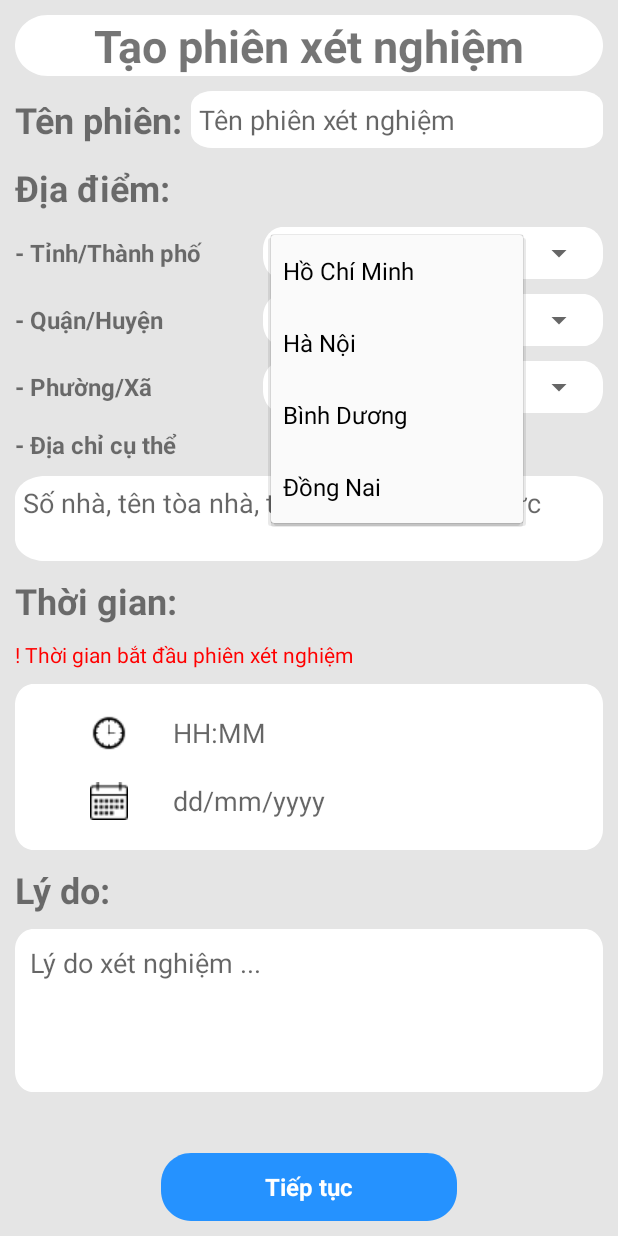
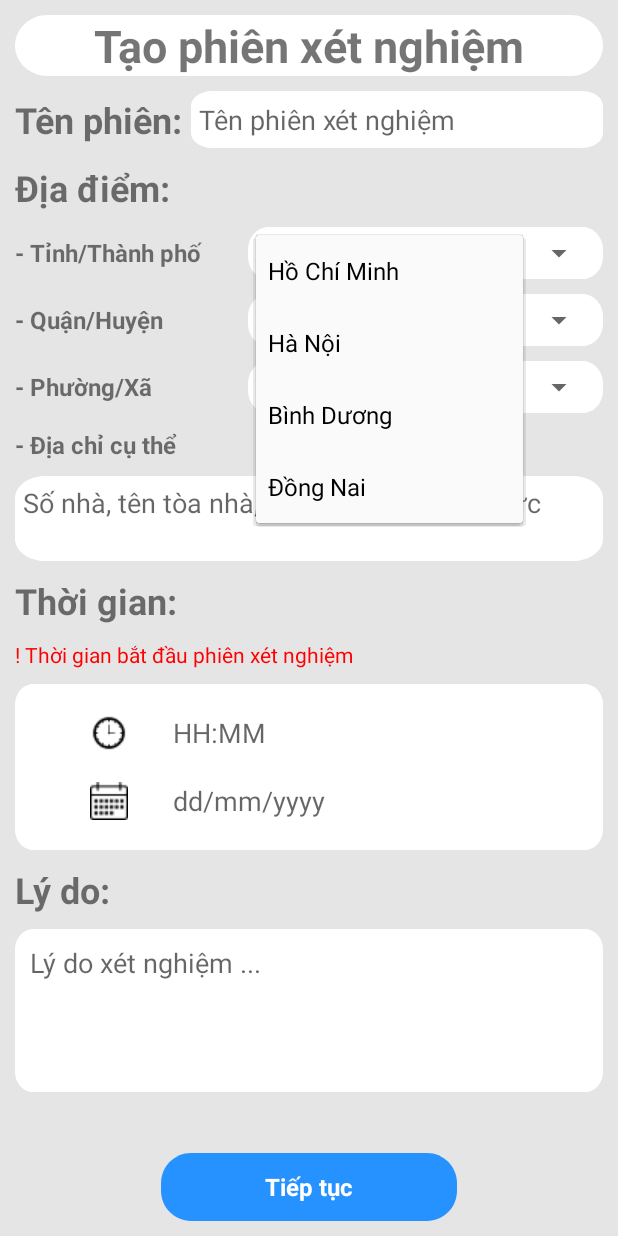
Before and after one commit to university-of-science-vnuhcmc/xncovid, an Android app: the CreateSessionActivity screen opened directly, with no data from a screen before it, after a tap on "Hồ Chí Minh", on a phone screen of 412 x 824 dp. Run offline under Robolectric (Android 15) with nearby library versions, the phone set to English and light mode, and no system bars.

Commit message:
cập nhật độ rộng địa chỉ

```diff
--- a/XNCovid/app/src/main/res/layout/activity_create_session.xml
+++ b/XNCovid/app/src/main/res/layout/activity_create_session.xml
@@ -73,7 +73,7 @@
                     android:orientation="horizontal"
                     android:gravity="center">
                     <TextView
-                        android:layout_width="150dp"
+                        android:layout_width="140dp"
                         android:layout_height="wrap_content"
                         android:textSize="16dp"
                         android:text="- Tỉnh/Thành phố"
@@ -104,7 +104,7 @@
                     android:gravity="center">
 
                     <TextView
-                        android:layout_width="150dp"
+                        android:layout_width="140dp"
                         android:layout_height="wrap_content"
                         android:textSize="16dp"
                         android:text="- Quận/Huyện"
@@ -132,7 +132,7 @@
                     android:gravity="center">
 
                     <TextView
-                        android:layout_width="150dp"
+                        android:layout_width="140dp"
                         android:layout_height="wrap_content"
                         android:textSize="16dp"
                         android:text="- Phường/Xã"
```
